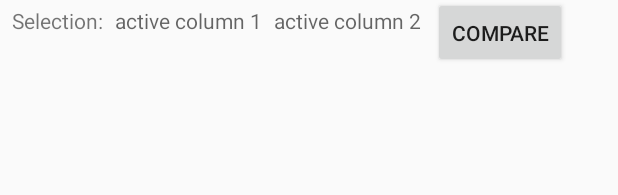
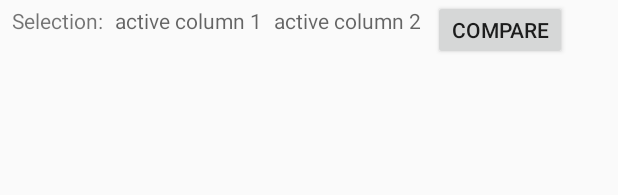
Before and after one commit to MaximilianMargraf/MIS-TouchPivot, an Android app: the layout activity_main.xml on its own in the app's theme, with its tools: preview values and no code run, on a phone screen of 412 x 824 dp. Shown: the top 195 px of the screen. Run offline under Robolectric (Android 15) with nearby library versions, the phone set to English and light mode, and no system bars.

```diff
--- a/app/src/main/res/layout/activity_main.xml
+++ b/app/src/main/res/layout/activity_main.xml
@@ -5,25 +5,6 @@
     android:layout_width="match_parent"
     android:layout_height="match_parent"
     tools:context=".MainActivity">
-
-    <HorizontalScrollView
-        android:id="@+id/horizontalScrollView"
-        android:layout_width="match_parent"
-        android:layout_height="match_parent"
-        android:layout_marginStart="8dp"
-        android:layout_marginTop="30dp"
-        android:layout_marginEnd="8dp"
-        android:layout_marginBottom="8dp"
-        app:layout_constraintBottom_toBottomOf="parent"
-        app:layout_constraintEnd_toEndOf="parent"
-        app:layout_constraintStart_toStartOf="parent"
-        app:layout_constraintTop_toBottomOf="@+id/textView2">
-
-        <TableLayout
-            android:id="@+id/table_main"
-            android:layout_width="wrap_content"
-            android:layout_height="wrap_content"></TableLayout>
-    </HorizontalScrollView>
 
     <TextView
         android:id="@+id/textView"
@@ -58,13 +39,35 @@
     <Button
         android:id="@+id/button"
         android:layout_width="wrap_content"
-        android:layout_height="wrap_content"
+        android:layout_height="40dp"
         android:layout_marginStart="8dp"
-        android:layout_marginTop="4dp"
         android:layout_marginBottom="4dp"
         android:text="@string/compare"
         android:visibility="visible"
-        app:layout_constraintBottom_toTopOf="@+id/horizontalScrollView"
         app:layout_constraintStart_toEndOf="@+id/textView2"
         app:layout_constraintTop_toTopOf="parent" />
+
+    <ScrollView
+        android:layout_width="match_parent"
+        android:layout_height="match_parent"
+        android:layout_marginStart="8dp"
+        android:layout_marginTop="32dp"
+        android:layout_marginEnd="8dp"
+        android:layout_marginBottom="8dp"
+        app:layout_constraintBottom_toBottomOf="parent"
+        app:layout_constraintEnd_toEndOf="parent"
+        app:layout_constraintStart_toStartOf="parent"
+        app:layout_constraintTop_toTopOf="parent">
+
+        <HorizontalScrollView
+            android:layout_width="match_parent"
+            android:layout_height="match_parent">
+            <TableLayout
+                android:id="@+id/table_main"
+                android:layout_width="match_parent"
+                android:layout_height="match_parent">
+            </TableLayout>
+        </HorizontalScrollView>
+    </ScrollView>
+
 </android.support.constraint.ConstraintLayout>
```
Also changed, not shown: app/src/main/java/com/example/mis_final_project_touchpivot/MainActivity.java (+113 -75 lines), app/src/main/java/com/example/mis_final_project_touchpivot/Movie.java (added, +27 -0 lines), app/src/main/res/layout/activity_listview.xml (deleted, +0 -7 lines), 1 other file.
